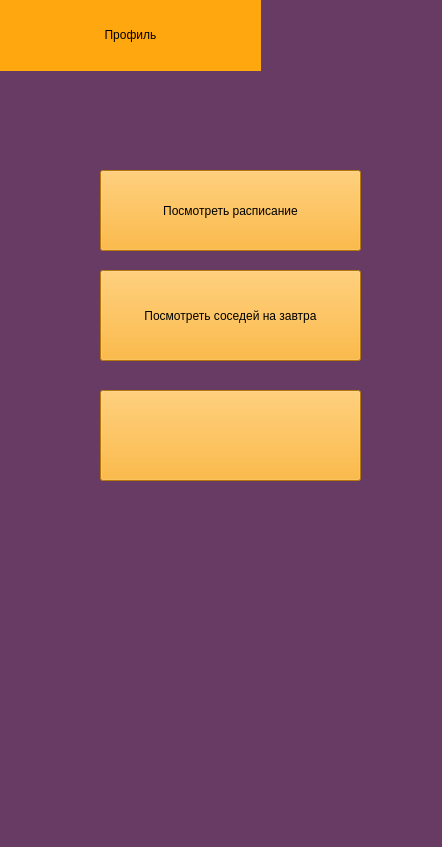
The window that data/sth.ui (geoiva05/clever_placing) describes before a commit, drawn with Qt 5.
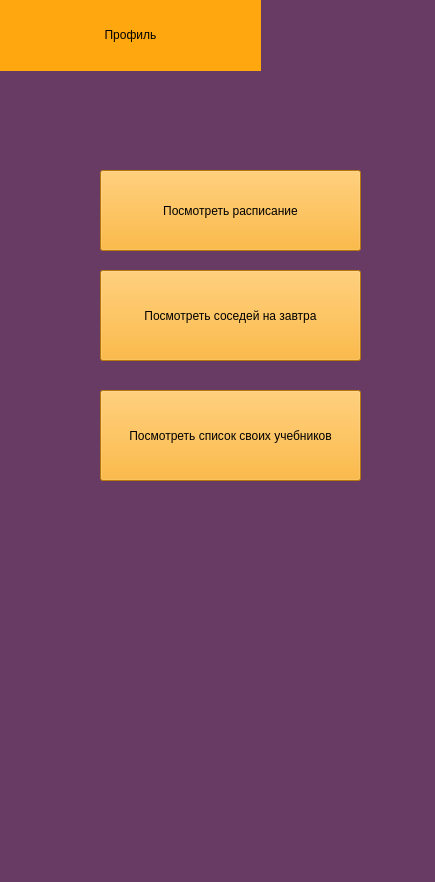
The same window after the commit.

Patch:
```diff
--- a/data/sth.ui
+++ b/data/sth.ui
@@ -6,8 +6,8 @@
    <rect>
     <x>0</x>
     <y>0</y>
-    <width>442</width>
-    <height>847</height>
+    <width>435</width>
+    <height>882</height>
    </rect>
   </property>
   <property name="windowTitle">
@@ -80,7 +80,7 @@
      <string notr="true">background-color: rgb(255, 167, 15);</string>
     </property>
     <property name="text">
-     <string/>
+     <string>Посмотреть список своих учебников</string>
     </property>
    </widget>
   </widget>
```
Left out of the diff: 2 changed lines with no effect on the pictures.
